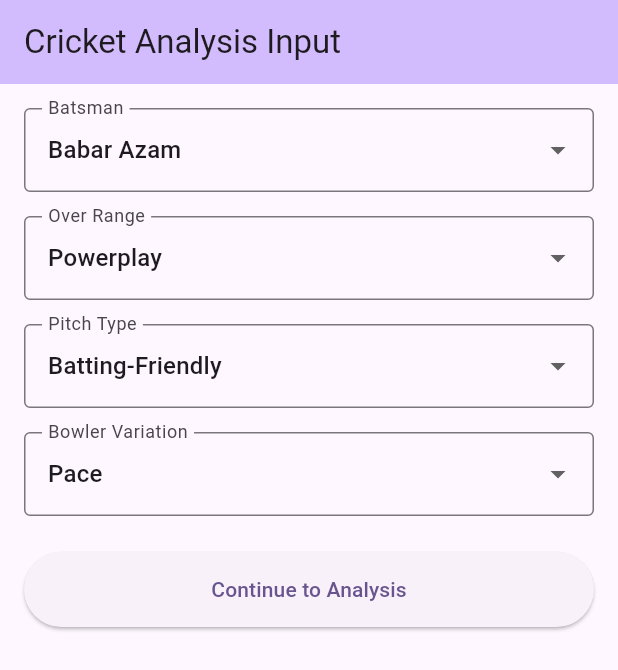
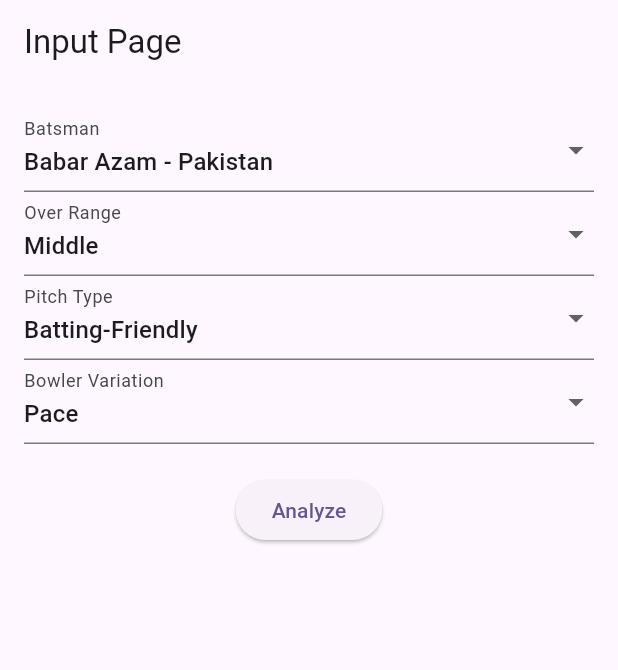
Before and after one commit to thecodemonster1/cric_field_project_1, a Flutter app: the screen it shows after launch, on a phone screen of 412 x 824 dp. Shown: the top 670 px of the screen. Run offline on Flutter 3.47's test engine with Material 3 defaults, Android fonts, the phone set to English and light mode, and no system bars; missing offline and left inert: tflite_flutter.

Commit message:
Refactor InputPage: enhance form structure with dropdowns and validation

```diff
--- a/lib/Pages/InputPage.dart
+++ b/lib/Pages/InputPage.dart
@@ -9,93 +9,131 @@
 }
 
 class _InputPageState extends State<InputPage> {
-  String? selectedBatsman = 'Babar Azam';
-  String? selectedOverRange = 'Powerplay';
-  String? selectedPitchType = 'Batting-Friendly';
-  String? selectedBowlerVariation = 'Pace';
-
-  final List<String> batsmen = ['Babar Azam', 'Jos Buttler'];
-
-  final List<String> overRanges = ['Powerplay', 'Middle', 'Death'];
-
-  final List<String> pitchTypes = [
-    'Batting-Friendly',
-    'Bowler-Friendly',
-    'Neutral'
-  ];
-
-  final List<String> bowlerVariations = ['Pace', 'Spin'];
+  final _formKey = GlobalKey<FormState>();
+  String batsman = 'Babar Azam - Pakistan';
+  String overRange = 'Middle';
+  String pitchType = 'Batting-Friendly';
+  String bowlerVariation = 'Pace';
 
   @override
   Widget build(BuildContext context) {
     return Scaffold(
       appBar: AppBar(
-        title: const Text('Cricket Analysis Input'),
-        backgroundColor: Theme.of(context).colorScheme.inversePrimary,
+        title: const Text('Input Page'),
       ),
-      body: SingleChildScrollView(
+      body: Padding(
         padding: const EdgeInsets.all(16.0),
+        child: Form(
+          key: _formKey,
           child: Column(
             children: [
-            _buildDropdown('Batsman', selectedBatsman, batsmen),
-            const SizedBox(height: 16),
-            _buildDropdown('Over Range', selectedOverRange, overRanges),
-            const SizedBox(height: 16),
-            _buildDropdown('Pitch Type', selectedPitchType, pitchTypes),
-            const SizedBox(height: 16),
-            _buildDropdown(
-                'Bowler Variation', selectedBowlerVariation, bowlerVariations),
-            const SizedBox(height: 24),
+              DropdownButtonFormField<String>(
+                value: batsman,
+                items: const [
+                  DropdownMenuItem(
+                    value: 'Babar Azam - Pakistan',
+                    child: Text('Babar Azam - Pakistan'),
+                  ),
+                  DropdownMenuItem(
+                    value: 'Jos Buttler - England',
+                    child: Text('Jos Buttler - England'),
+                  ),
+                ],
+                onChanged: (value) {
+                  setState(() {
+                    batsman = value!;
+                  });
+                },
+                decoration: const InputDecoration(labelText: 'Batsman'),
+              ),
+              DropdownButtonFormField<String>(
+                value: overRange,
+                items: const [
+                  DropdownMenuItem(
+                    value: 'Powerplay',
+                    child: Text('Powerplay'),
+                  ),
+                  DropdownMenuItem(
+                    value: 'Middle',
+                    child: Text('Middle'),
+                  ),
+                  DropdownMenuItem(
+                    value: 'Death',
+                    child: Text('Death'),
+                  ),
+                ],
+                onChanged: (value) {
+                  setState(() {
+                    overRange = value!;
+                  });
+                },
+                decoration: const InputDecoration(labelText: 'Over Range'),
+              ),
+              DropdownButtonFormField<String>(
+                value: pitchType,
+                items: const [
+                  DropdownMenuItem(
+                    value: 'Batting-Friendly',
+                    child: Text('Batting-Friendly'),
+                  ),
+                  DropdownMenuItem(
+                    value: 'Bowler-Friendly',
+                    child: Text('Bowler-Friendly'),
+                  ),
+                  DropdownMenuItem(
+                    value: 'Neutral',
+                    child: Text('Neutral'),
+                  ),
+                ],
+                onChanged: (value) {
+                  setState(() {
+                    pitchType = value!;
+                  });
+                },
+                decoration: const InputDecoration(labelText: 'Pitch Type'),
+              ),
+              DropdownButtonFormField<String>(
+                value: bowlerVariation,
+                items: const [
+                  DropdownMenuItem(
+                    value: 'Pace',
+                    child: Text('Pace'),
+                  ),
+                  DropdownMenuItem(
+                    value: 'Spin',
+                    child: Text('Spin'),
+                  ),
+                ],
+                onChanged: (value) {
+                  setState(() {
+                    bowlerVariation = value!;
+                  });
+                },
+                decoration:
+                    const InputDecoration(labelText: 'Bowler Variation'),
+              ),
+              const SizedBox(height: 20),
               ElevatedButton(
-              style: ElevatedButton.styleFrom(
-                minimumSize: const Size(double.infinity, 50),
-              ),
                 onPressed: () {
+                  if (_formKey.currentState!.validate()) {
                     Navigator.pushNamed(
                       context,
                       '/wagonWheel',
                       arguments: {
-                    'batsman': selectedBatsman,
-                    'overRange': selectedOverRange,
-                    'pitchType': selectedPitchType,
-                    'bowlerVariation': selectedBowlerVariation,
+                        'batsman': batsman,
+                        'overRange': overRange,
+                        'pitchType': pitchType,
+                        'bowlerVariation': bowlerVariation,
                       },
                     );
+                  }
                 },
-              child: const Text('Continue to Analysis'),
+                child: const Text('Analyze'),
               ),
             ],
           ),
         ),
-    );
-  }
-
-  Widget _buildDropdown(String label, String? value, List<String> items) {
-    return DropdownButtonFormField<String>(
-      value: value,
-      decoration: InputDecoration(
-        labelText: label,
-        border: const OutlineInputBorder(),
       ),
-      items: items.map((item) {
-        return DropdownMenuItem(value: item, child: Text(item));
-      }).toList(),
-      onChanged: (newValue) => setState(() {
-        switch (label) {
-          case 'Batsman':
-            selectedBatsman = newValue;
-            break;
-          case 'Over Range':
-            selectedOverRange = newValue;
-            break;
-          case 'Pitch Type':
-            selectedPitchType = newValue;
-            break;
-          case 'Bowler Variation':
-            selectedBowlerVariation = newValue;
-            break;
-        }
-      }),
     );
   }
 }
```
Lines whose indentation alone changed are shown as unchanged.
